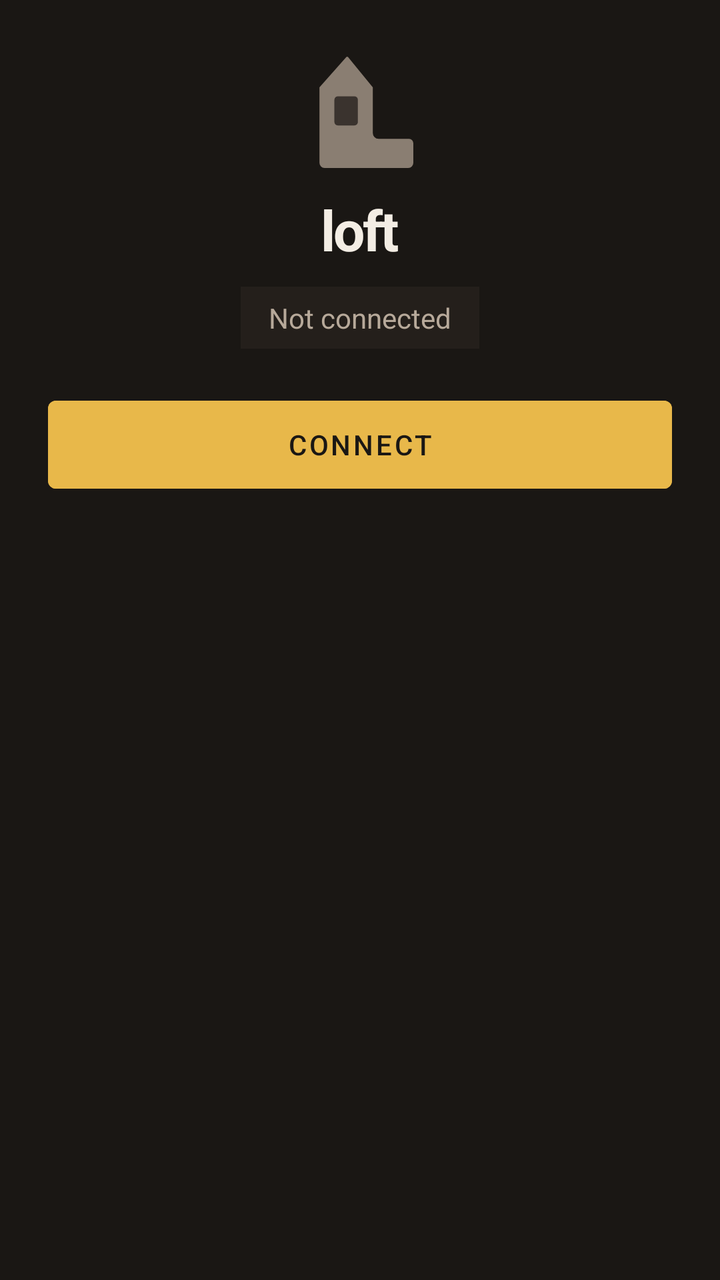
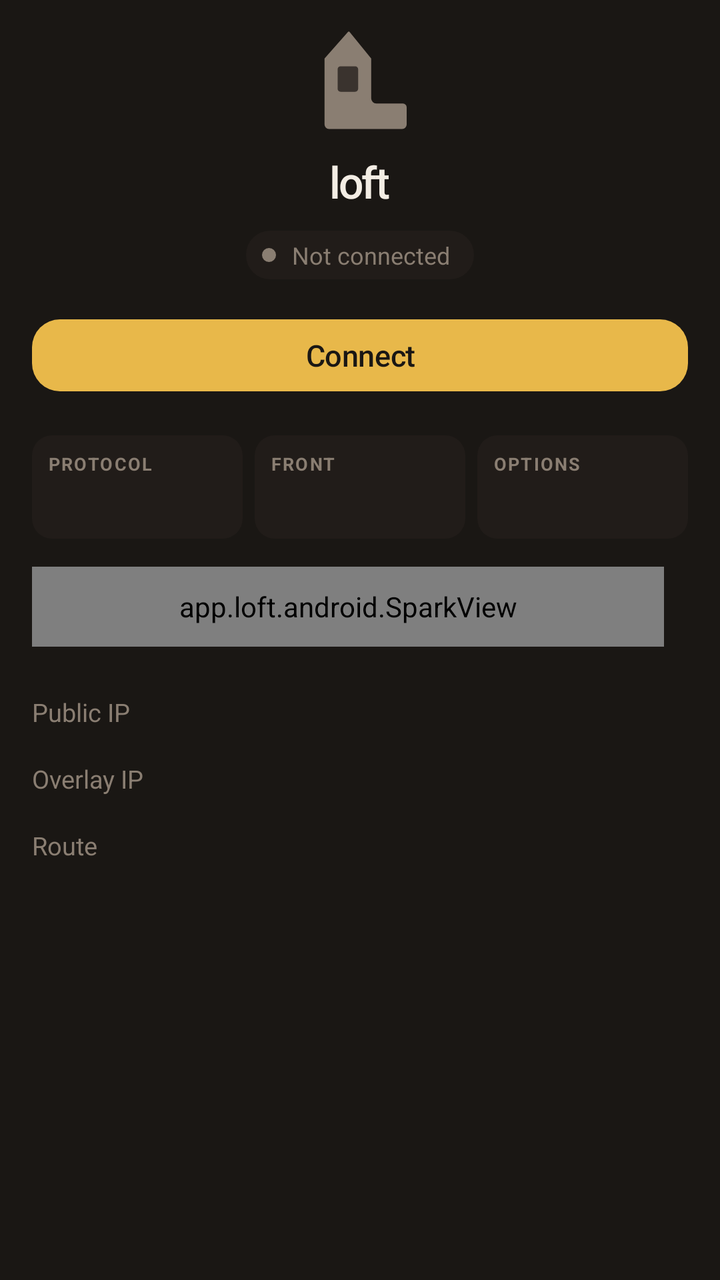

Compare the two renders of this Android layout. The source of the first and the diff that turns it into the second are given below.
<!-- AndroidManifest.xml: application theme Theme.Loft -->
<!-- res/layout/pane_home.xml -->
<?xml version="1.0" encoding="utf-8"?>
<ScrollView xmlns:android="http://schemas.android.com/apk/res/android"
    android:layout_width="match_parent"
    android:layout_height="match_parent"
    android:background="@color/ink"
    android:fillViewport="true">

    <LinearLayout
        android:layout_width="match_parent"
        android:layout_height="wrap_content"
        android:gravity="center_horizontal"
        android:orientation="vertical"
        android:padding="24dp">

        <ImageView
            android:id="@+id/lamp"
            android:layout_width="64dp"
            android:layout_height="64dp"
            android:contentDescription="@string/app_name"
            android:src="@drawable/ic_lamp_off" />

        <TextView
            android:layout_width="wrap_content"
            android:layout_height="wrap_content"
            android:layout_marginTop="8dp"
            android:letterSpacing="-0.04"
            android:text="@string/app_name"
            android:textColor="@color/snow"
            android:textSize="28sp"
            android:textStyle="bold" />

        <TextView
            android:id="@+id/pill"
            android:layout_width="wrap_content"
            android:layout_height="wrap_content"
            android:layout_marginTop="10dp"
            android:background="@color/ink2"
            android:paddingLeft="14dp"
            android:paddingTop="6dp"
            android:paddingRight="14dp"
            android:paddingBottom="6dp"
            android:text="@string/pill_off"
            android:textColor="@color/stone" />

        <Button
            android:id="@+id/go"
            android:layout_width="match_parent"
            android:layout_height="56dp"
            android:layout_marginTop="20dp"
            android:backgroundTint="@color/lamp"
            android:text="@string/connect"
            android:textColor="@color/ink" />

        <LinearLayout
            android:id="@+id/cards"
            android:layout_width="match_parent"
            android:layout_height="wrap_content"
            android:layout_marginTop="20dp"
            android:orientation="vertical">

            <TextView
                android:id="@+id/card_proto"
                android:layout_width="match_parent"
                android:layout_height="wrap_content"
                android:textColor="@color/snow"
                android:textSize="13sp" />

            <TextView
                android:id="@+id/card_front"
                android:layout_width="match_parent"
                android:layout_height="wrap_content"
                android:layout_marginTop="4dp"
                android:textColor="@color/snow"
                android:textSize="13sp" />

            <TextView
                android:id="@+id/card_opt"
                android:layout_width="match_parent"
                android:layout_height="wrap_content"
                android:layout_marginTop="4dp"
                android:textColor="@color/snow"
                android:textSize="13sp" />

            <TextView
                android:id="@+id/speeds"
                android:layout_width="match_parent"
                android:layout_height="wrap_content"
                android:layout_marginTop="12dp"
                android:fontFamily="monospace"
                android:textColor="@color/lamp"
                android:textSize="14sp" />

            <TextView
                android:id="@+id/row_ext"
                android:layout_width="match_parent"
                android:layout_height="wrap_content"
                android:layout_marginTop="16dp"
                android:textColor="@color/stone"
                android:textSize="13sp" />

            <TextView
                android:id="@+id/row_overlay"
                android:layout_width="match_parent"
                android:layout_height="wrap_content"
                android:layout_marginTop="4dp"
                android:textColor="@color/stone"
                android:textSize="13sp" />

            <TextView
                android:id="@+id/row_route"
                android:layout_width="match_parent"
                android:layout_height="wrap_content"
                android:layout_marginTop="4dp"
                android:textColor="@color/stone"
                android:textSize="13sp" />

            <TextView
                android:id="@+id/row_net"
                android:layout_width="match_parent"
                android:layout_height="wrap_content"
                android:layout_marginTop="4dp"
                android:textColor="@color/stone"
                android:textSize="13sp" />
        </LinearLayout>
    </LinearLayout>
</ScrollView>
<!-- resources referenced by this layout -->
<resources>
  <style name="Theme.Loft" parent="Theme.MaterialComponents.NoActionBar">
          <item name="android:statusBarColor">@color/ink</item>
          <item name="android:navigationBarColor">@color/ink</item>
          <item name="android:windowBackground">@color/ink</item>
          <item name="android:colorBackground">@color/ink</item>
          <item name="android:textColor">@color/snow</item>
          <item name="android:textColorPrimary">@color/snow</item>
          <item name="android:textColorSecondary">@color/mute</item>
          <item name="colorPrimary">@color/lamp</item>
          <item name="colorOnPrimary">@color/ink</item>
          <item name="colorSecondary">@color/copper</item>
          <item name="colorSurface">@color/ink2</item>
          <item name="colorOnSurface">@color/snow</item>
          <item name="colorError">@color/err</item>
          <item name="android:windowLightStatusBar">false</item>
      </style>
  <!-- unchanged entries left out for length: 13 -->
</resources>

<!-- the commit's change to res/layout/pane_home.xml (unified diff, before → after) -->
@@ -10,12 +10,15 @@
         android:layout_height="wrap_content"
         android:gravity="center_horizontal"
         android:orientation="vertical"
-        android:padding="24dp">
+        android:paddingLeft="16dp"
+        android:paddingTop="12dp"
+        android:paddingRight="16dp"
+        android:paddingBottom="16dp">
 
         <ImageView
             android:id="@+id/lamp"
-            android:layout_width="64dp"
-            android:layout_height="64dp"
+            android:layout_width="56dp"
+            android:layout_height="56dp"
             android:contentDescription="@string/app_name"
             android:src="@drawable/ic_lamp_off" />
 
@@ -23,104 +26,270 @@
             android:layout_width="wrap_content"
             android:layout_height="wrap_content"
             android:layout_marginTop="8dp"
+            android:fontFamily="sans-serif-medium"
             android:letterSpacing="-0.04"
             android:text="@string/app_name"
             android:textColor="@color/snow"
-            android:textSize="28sp"
-            android:textStyle="bold" />
-
-        <TextView
+            android:textSize="22sp" />
+
+        <LinearLayout
             android:id="@+id/pill"
             android:layout_width="wrap_content"
             android:layout_height="wrap_content"
             android:layout_marginTop="10dp"
-            android:background="@color/ink2"
-            android:paddingLeft="14dp"
-            android:paddingTop="6dp"
-            android:paddingRight="14dp"
-            android:paddingBottom="6dp"
-            android:text="@string/pill_off"
-            android:textColor="@color/stone" />
+            android:background="@drawable/bg_pill"
+            android:gravity="center_vertical"
+            android:orientation="horizontal"
+            android:paddingLeft="8dp"
+            android:paddingTop="4dp"
+            android:paddingRight="12dp"
+            android:paddingBottom="4dp">
+
+            <View
+                android:id="@+id/pill_dot"
+                android:layout_width="7dp"
+                android:layout_height="7dp"
+                android:background="@drawable/bg_dot" />
+
+            <TextView
+                android:id="@+id/pill_t"
+                android:layout_width="wrap_content"
+                android:layout_height="wrap_content"
+                android:layout_marginLeft="8dp"
+                android:text="@string/pill_off"
+                android:textColor="@color/mute"
+                android:textSize="12sp" />
+        </LinearLayout>
 
         <Button
             android:id="@+id/go"
-            android:layout_width="match_parent"
-            android:layout_height="56dp"
-            android:layout_marginTop="20dp"
-            android:backgroundTint="@color/lamp"
-            android:text="@string/connect"
-            android:textColor="@color/ink" />
+            style="@style/Widget.Loft.Go"
+            android:layout_width="match_parent"
+            android:layout_height="wrap_content"
+            android:layout_marginTop="14dp"
+            android:text="@string/connect" />
 
         <LinearLayout
             android:id="@+id/cards"
             android:layout_width="match_parent"
             android:layout_height="wrap_content"
-            android:layout_marginTop="20dp"
-            android:orientation="vertical">
-
-            <TextView
-                android:id="@+id/card_proto"
+            android:layout_marginTop="16dp"
+            android:orientation="horizontal">
+
+            <LinearLayout
+                android:layout_width="0dp"
+                android:layout_height="wrap_content"
+                android:layout_marginRight="3dp"
+                android:layout_weight="1"
+                android:background="@drawable/bg_plate"
+                android:orientation="vertical"
+                android:padding="8dp">
+
+                <TextView
+                    android:id="@+id/card_k1"
+                    android:layout_width="match_parent"
+                    android:layout_height="wrap_content"
+                    android:letterSpacing="0.08"
+                    android:text="@string/proto_k"
+                    android:textColor="@color/mute"
+                    android:textSize="9sp"
+                    android:textStyle="bold" />
+
+                <TextView
+                    android:id="@+id/card_v1"
+                    android:layout_width="match_parent"
+                    android:layout_height="wrap_content"
+                    android:layout_marginTop="6dp"
+                    android:ellipsize="end"
+                    android:fontFamily="sans-serif-medium"
+                    android:maxLines="1"
+                    android:textColor="@color/snow"
+                    android:textSize="12.5sp" />
+            </LinearLayout>
+
+            <LinearLayout
+                android:layout_width="0dp"
+                android:layout_height="wrap_content"
+                android:layout_marginLeft="3dp"
+                android:layout_marginRight="3dp"
+                android:layout_weight="1"
+                android:background="@drawable/bg_plate"
+                android:orientation="vertical"
+                android:padding="8dp">
+
+                <TextView
+                    android:id="@+id/card_k2"
+                    android:layout_width="match_parent"
+                    android:layout_height="wrap_content"
+                    android:letterSpacing="0.08"
+                    android:text="@string/front_k"
+                    android:textColor="@color/mute"
+                    android:textSize="9sp"
+                    android:textStyle="bold" />
+
+                <TextView
+                    android:id="@+id/card_v2"
+                    android:layout_width="match_parent"
+                    android:layout_height="wrap_content"
+                    android:layout_marginTop="6dp"
+                    android:ellipsize="end"
+                    android:fontFamily="sans-serif-medium"
+                    android:maxLines="1"
+                    android:textColor="@color/snow"
+                    android:textSize="12.5sp" />
+            </LinearLayout>
+
+            <LinearLayout
+                android:layout_width="0dp"
+                android:layout_height="wrap_content"
+                android:layout_marginLeft="3dp"
+                android:layout_weight="1"
+                android:background="@drawable/bg_plate"
+                android:orientation="vertical"
+                android:padding="8dp">
+
+                <TextView
+                    android:id="@+id/card_k3"
+                    android:layout_width="match_parent"
+                    android:layout_height="wrap_content"
+                    android:letterSpacing="0.08"
+                    android:text="@string/opt_k"
+                    android:textColor="@color/mute"
+                    android:textSize="9sp"
+                    android:textStyle="bold" />
+
+                <TextView
+                    android:id="@+id/card_v3"
+                    android:layout_width="match_parent"
+                    android:layout_height="wrap_content"
+                    android:layout_marginTop="6dp"
+                    android:ellipsize="end"
+                    android:fontFamily="sans-serif-medium"
+                    android:maxLines="1"
+                    android:textColor="@color/snow"
+                    android:textSize="12.5sp" />
+            </LinearLayout>
+        </LinearLayout>
+
+        <LinearLayout
+            android:id="@+id/spark_row"
+            android:layout_width="match_parent"
+            android:layout_height="40dp"
+            android:layout_marginTop="14dp"
+            android:gravity="center_vertical"
+            android:orientation="horizontal">
+
+            <app.loft.android.SparkView
+                android:id="@+id/spark"
+                android:layout_width="0dp"
+                android:layout_height="match_parent"
+                android:layout_weight="1" />
+
+            <LinearLayout
+                android:id="@+id/spark_r"
+                android:layout_width="wrap_content"
+                android:layout_height="match_parent"
+                android:layout_marginLeft="12dp"
+                android:gravity="end|center_vertical"
+                android:orientation="vertical">
+
+                <TextView
+                    android:id="@+id/rate_dn"
+                    android:layout_width="wrap_content"
+                    android:layout_height="wrap_content"
+                    android:fontFamily="sans-serif-medium"
+                    android:textColor="@color/lamp"
+                    android:textSize="12sp" />
+
+                <TextView
+                    android:id="@+id/rate_up"
+                    android:layout_width="wrap_content"
+                    android:layout_height="wrap_content"
+                    android:fontFamily="sans-serif-medium"
+                    android:textColor="@color/stone"
+                    android:textSize="12sp" />
+            </LinearLayout>
+        </LinearLayout>
+
+        <LinearLayout
+            android:id="@+id/iprows"
+            android:layout_width="match_parent"
+            android:layout_height="wrap_content"
+            android:layout_marginTop="12dp"
+            android:orientation="vertical"
+            android:paddingTop="4dp">
+
+            <LinearLayout
                 android:layout_width="match_parent"
                 android:layout_height="wrap_content"
-                android:textColor="@color/snow"
-                android:textSize="13sp" />
-
-            <TextView
-                android:id="@+id/card_front"
+                android:orientation="horizontal"
+                android:paddingTop="8dp"
+                android:paddingBottom="8dp">
+
+                <TextView
+                    android:layout_width="0dp"
+                    android:layout_height="wrap_content"
+                    android:layout_weight="1"
+                    android:text="@string/ext_ip"
+                    android:textColor="@color/mute"
+                    android:textSize="12.5sp" />
+
+                <TextView
+                    android:id="@+id/row_ext"
+                    android:layout_width="wrap_content"
+                    android:layout_height="wrap_content"
+                    android:fontFamily="monospace"
+                    android:textColor="@color/snow"
+                    android:textSize="12sp" />
+            </LinearLayout>
+
+            <LinearLayout
                 android:layout_width="match_parent"
                 android:layout_height="wrap_content"
-                android:layout_marginTop="4dp"
-                android:textColor="@color/snow"
-                android:textSize="13sp" />
-
-            <TextView
-                android:id="@+id/card_opt"
+                android:orientation="horizontal"
+                android:paddingTop="8dp"
+                android:paddingBottom="8dp">
+
+                <TextView
+                    android:layout_width="0dp"
+                    android:layout_height="wrap_content"
+                    android:layout_weight="1"
+                    android:text="@string/overlay_ip"
+                    android:textColor="@color/mute"
+                    android:textSize="12.5sp" />
+
+                <TextView
+                    android:id="@+id/row_overlay"
+                    android:layout_width="wrap_content"
+                    android:layout_height="wrap_content"
+                    android:fontFamily="monospace"
+                    android:textColor="@color/snow"
+                    android:textSize="12sp" />
+            </LinearLayout>
+
+            <LinearLayout
                 android:layout_width="match_parent"
                 android:layout_height="wrap_content"
-                android:layout_marginTop="4dp"
-                android:textColor="@color/snow"
-                android:textSize="13sp" />
-
-            <TextView
-                android:id="@+id/speeds"
-                android:layout_width="match_parent"
-                android:layout_height="wrap_content"
-                android:layout_marginTop="12dp"
-                android:fontFamily="monospace"
-                android:textColor="@color/lamp"
-                android:textSize="14sp" />
-
-            <TextView
-                android:id="@+id/row_ext"
-                android:layout_width="match_parent"
-                android:layout_height="wrap_content"
-                android:layout_marginTop="16dp"
-                android:textColor="@color/stone"
-                android:textSize="13sp" />
-
-            <TextView
-                android:id="@+id/row_overlay"
-                android:layout_width="match_parent"
-                android:layout_height="wrap_content"
-                android:layout_marginTop="4dp"
-                android:textColor="@color/stone"
-                android:textSize="13sp" />
-
-            <TextView
-                android:id="@+id/row_route"
-                android:layout_width="match_parent"
-                android:layout_height="wrap_content"
-                android:layout_marginTop="4dp"
-                android:textColor="@color/stone"
-                android:textSize="13sp" />
-
-            <TextView
-                android:id="@+id/row_net"
-                android:layout_width="match_parent"
-                android:layout_height="wrap_content"
-                android:layout_marginTop="4dp"
-                android:textColor="@color/stone"
-                android:textSize="13sp" />
+                android:orientation="horizontal"
+                android:paddingTop="8dp"
+                android:paddingBottom="8dp">
+
+                <TextView
+                    android:layout_width="0dp"
+                    android:layout_height="wrap_content"
+                    android:layout_weight="1"
+                    android:text="@string/route"
+                    android:textColor="@color/mute"
+                    android:textSize="12.5sp" />
+
+                <TextView
+                    android:id="@+id/row_route"
+                    android:layout_width="wrap_content"
+                    android:layout_height="wrap_content"
+                    android:fontFamily="monospace"
+                    android:textColor="@color/snow"
+                    android:textSize="12sp" />
+            </LinearLayout>
         </LinearLayout>
     </LinearLayout>
 </ScrollView>
<!-- resource entries referenced after the edit -->
@@ -1,5 +1,39 @@
 <!-- resources referenced by this layout -->
 <resources>
+  <!-- drawable bg_dot (drawable) -->
+  <?xml version="1.0" encoding="utf-8"?>
+  <shape xmlns:android="http://schemas.android.com/apk/res/android" android:shape="oval">
+      <solid android:color="@color/mute" />
+      <size android:width="7dp" android:height="7dp" />
+  </shape>
+  <!-- drawable bg_pill (drawable) -->
+  <?xml version="1.0" encoding="utf-8"?>
+  <shape xmlns:android="http://schemas.android.com/apk/res/android">
+      <solid android:color="@color/plate" />
+      <corners android:radius="12dp" />
+  </shape>
+  <!-- drawable bg_plate (drawable) -->
+  <?xml version="1.0" encoding="utf-8"?>
+  <shape xmlns:android="http://schemas.android.com/apk/res/android">
+      <solid android:color="@color/plate" />
+      <corners android:radius="10dp" />
+  </shape>
+  <string name="ext_ip">Public IP</string>
+  <string name="front_k">FRONT</string>
+  <string name="opt_k">OPTIONS</string>
+  <string name="overlay_ip">Overlay IP</string>
+  <string name="proto_k">PROTOCOL</string>
+  <string name="route">Route</string>
+  <style name="Widget.Loft.Go" parent="Widget.MaterialComponents.Button.UnelevatedButton">
+          <item name="backgroundTint">@color/lamp</item>
+          <item name="android:textColor">@color/ink</item>
+          <item name="cornerRadius">14dp</item>
+          <item name="android:textAllCaps">false</item>
+          <item name="android:letterSpacing">-0.01</item>
+          <item name="android:textSize">15sp</item>
+          <item name="android:fontFamily">sans-serif-medium</item>
+          <item name="android:minHeight">48dp</item>
+      </style>
   <style name="Theme.Loft" parent="Theme.MaterialComponents.NoActionBar">
           <item name="android:statusBarColor">@color/ink</item>
           <item name="android:navigationBarColor">@color/ink</item>
@@ -8,6 +42,7 @@
           <item name="android:textColor">@color/snow</item>
           <item name="android:textColorPrimary">@color/snow</item>
           <item name="android:textColorSecondary">@color/mute</item>
+          <item name="android:fontFamily">sans-serif</item>
           <item name="colorPrimary">@color/lamp</item>
           <item name="colorOnPrimary">@color/ink</item>
           <item name="colorSecondary">@color/copper</item>
@@ -15,6 +50,48 @@
           <item name="colorOnSurface">@color/snow</item>
           <item name="colorError">@color/err</item>
           <item name="android:windowLightStatusBar">false</item>
+          <item name="bottomSheetDialogTheme">@style/Theme.Loft.Sheet</item>
+          <item name="bottomNavigationStyle">@style/Widget.Loft.Nav</item>
+      </style>
+  <color name="plate">#211C19</color>
+  <style name="Theme.Loft.Sheet" parent="Theme.MaterialComponents.BottomSheetDialog">
+          <item name="bottomSheetStyle">@style/Widget.Loft.Sheet</item>
+          <item name="android:windowIsFloating">false</item>
+          <item name="android:statusBarColor">@android:color/transparent</item>
+          <item name="colorPrimary">@color/lamp</item>
+          <item name="colorOnSurface">@color/snow</item>
+          <item name="android:colorBackground">@color/ink2</item>
+      </style>
+  <style name="Widget.Loft.Nav" parent="Widget.MaterialComponents.BottomNavigationView">
+          <item name="android:background">@color/ink</item>
+          <item name="elevation">0dp</item>
+          <item name="itemIconTint">@color/nav_icon</item>
+          <item name="itemTextColor">@color/nav_text</item>
+          <item name="itemRippleColor">@color/lamp</item>
+          <item name="itemActiveIndicatorStyle">@style/Widget.Loft.NavIndicator</item>
+          <item name="labelVisibilityMode">labeled</item>
+      </style>
+  <style name="Widget.Loft.Sheet" parent="Widget.MaterialComponents.BottomSheet">
+          <item name="backgroundTint">@color/ink2</item>
+          <item name="shapeAppearance">@style/Shape.Loft.Sheet</item>
+      </style>
+  <style name="Widget.Loft.NavIndicator" parent="">
+          <item name="android:color">@color/lamp22</item>
+          <item name="android:width">64dp</item>
+          <item name="android:height">32dp</item>
+          <item name="shapeAppearance">@style/Shape.Loft.NavPill</item>
+      </style>
+  <style name="Shape.Loft.Sheet" parent="">
+          <item name="cornerFamily">rounded</item>
+          <item name="cornerSizeTopLeft">16dp</item>
+          <item name="cornerSizeTopRight">16dp</item>
+          <item name="cornerSizeBottomLeft">0dp</item>
+          <item name="cornerSizeBottomRight">0dp</item>
+      </style>
+  <color name="lamp22">#38E8B84A</color>
+  <style name="Shape.Loft.NavPill" parent="">
+          <item name="cornerFamily">rounded</item>
+          <item name="cornerSize">16dp</item>
       </style>
   <!-- unchanged entries left out for length: 13 -->
 </resources>
